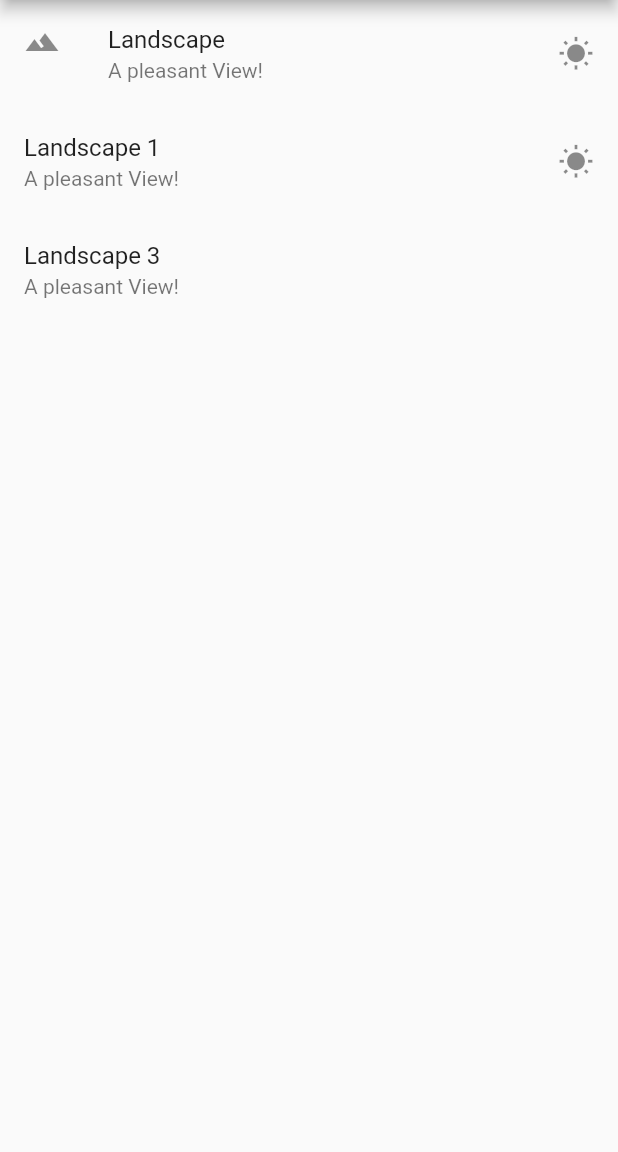
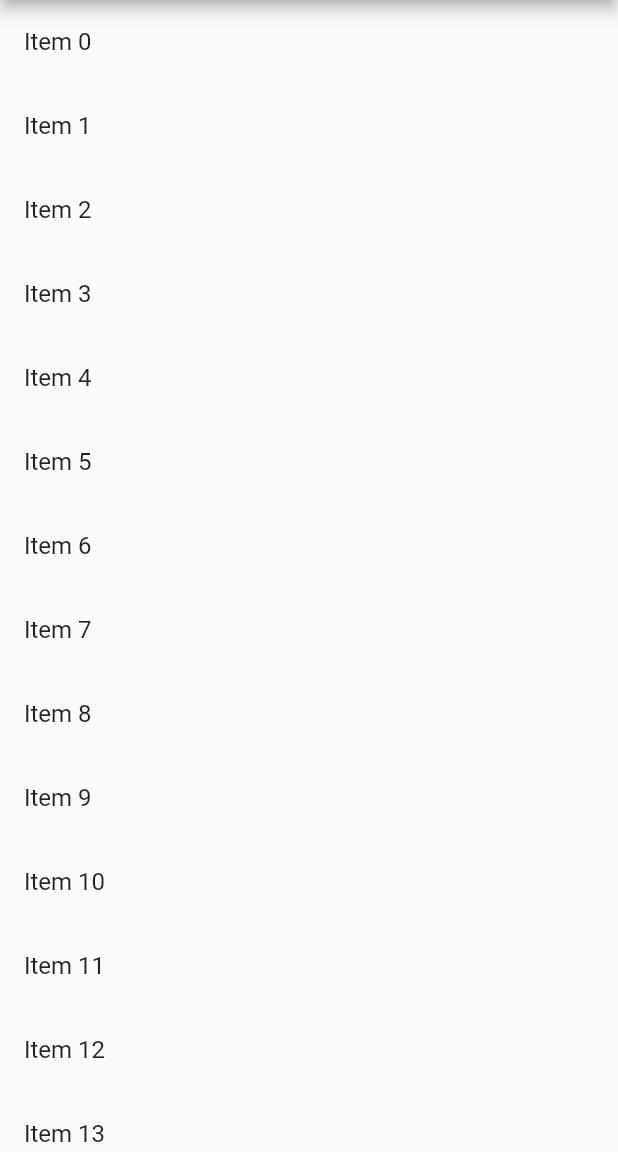
Before and after one commit to raystatic/First_flutter_app, a Flutter app: the screen it shows after launch, on a phone screen of 412 x 824 dp, the part 84-1236 px from its top. Run offline on Flutter 3.47's test engine with Material 2 defaults, Android fonts, the phone set to English and light mode, and no system bars.

Commit message:
dynamic long listview implemented

```diff
--- /dev/null
+++ b/lib/app_screens/long_listview.dart
@@ -0,0 +1,33 @@
+import 'package:flutter/material.dart';
+
+class LongListScreen extends StatelessWidget{
+
+  @override
+  Widget build(BuildContext context) {
+    // TODO: implement build
+    return getListWidgets();
+  }
+
+}
+
+List<String> getLongListElements(){
+  var items = List<String>.generate(1000, (counter) => "Item $counter");
+  return items;
+}
+
+Widget getListWidgets(){
+
+  var listItems = getLongListElements();
+
+  var listView = ListView.builder(
+      itemBuilder: (context, index){
+        return ListTile(
+           title: Text(listItems[index]),
+
+        );
+      }
+  );
+
+  return listView;
+
+}
--- a/lib/main.dart
+++ b/lib/main.dart
@@ -1,6 +1,7 @@
 import 'package:first_flutter_app/app_screens/first_screen.dart';
 import 'package:first_flutter_app/app_screens/home.dart';
 import 'package:first_flutter_app/app_screens/listview_screen.dart';
+import 'package:first_flutter_app/app_screens/long_listview.dart';
 import 'package:flutter/material.dart';
 
 void main() => runApp(new MyFlutterApp());
@@ -16,7 +17,8 @@ class MyFlutterApp extends StatelessWidget{
         home: Scaffold(
             appBar: AppBar(title: Text("My first flutter screen"),),
 //            body: Home()
-        body: ListViewScreen(),
+     //   body: ListViewScreen(),
+          body: LongListScreen(),
         )
     );
   }
```
